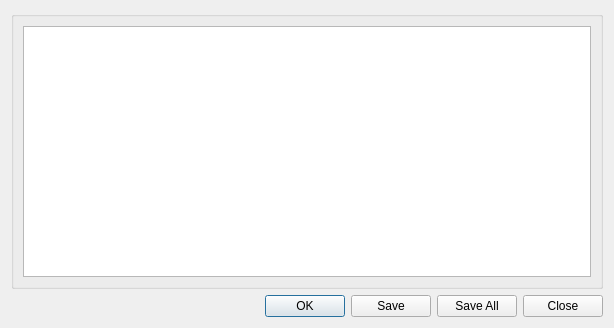
Qt form dlgSelectSafety.ui (faunalia/rt_geosisma_offline) before a commit.
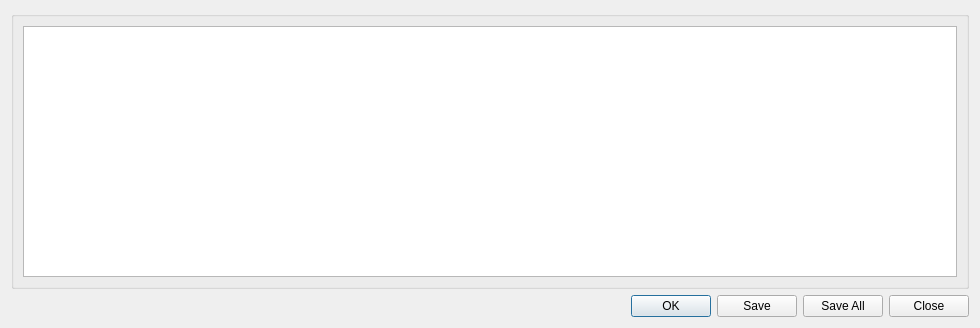
The same form after that commit.

Commit message: added id int he element to show in the safety list... because number will be modified after upload. Then resised ui to allow show of all fields

Patch:
```diff
--- a/dlgSelectSafety.ui
+++ b/dlgSelectSafety.ui
@@ -6,7 +6,7 @@
    <rect>
     <x>0</x>
     <y>0</y>
-    <width>614</width>
+    <width>980</width>
     <height>328</height>
    </rect>
   </property>
```
The commit also changes 1 other file.
